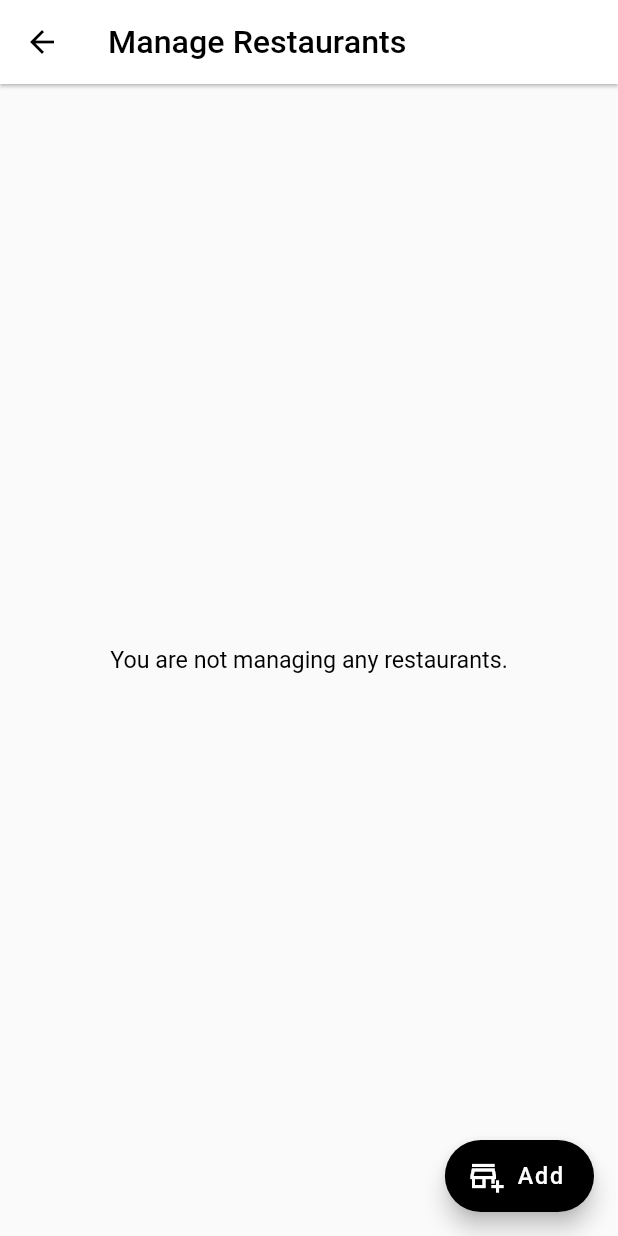
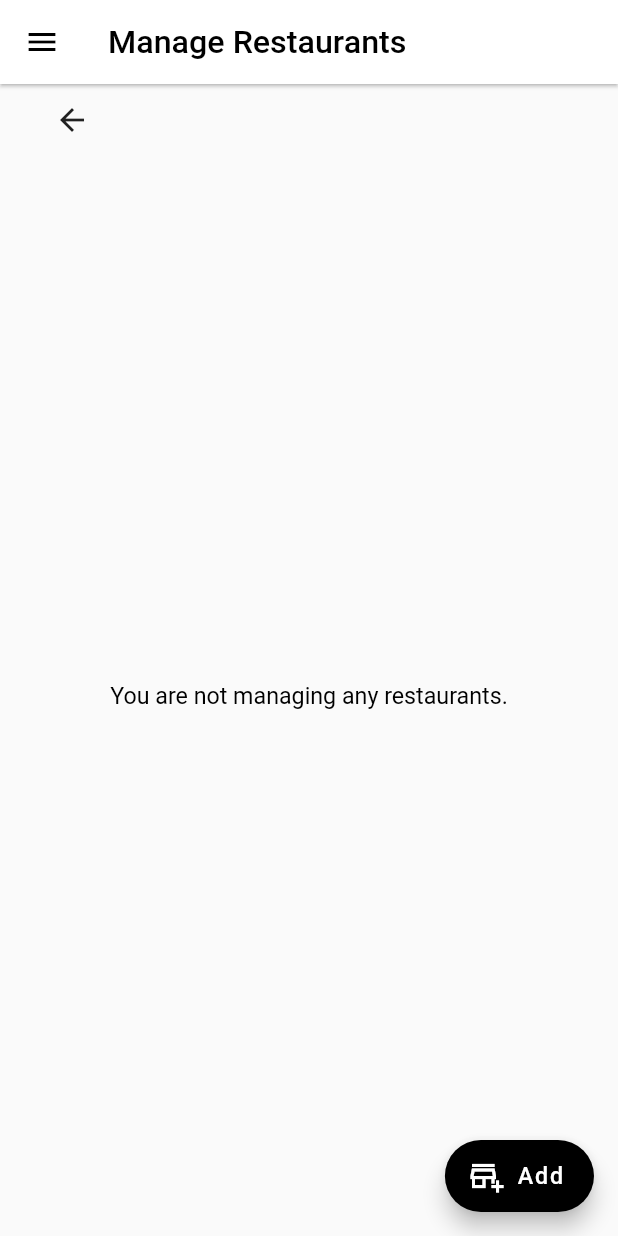
Before and after one commit to kcgalee/CSC-4996-RMS-Mobile, a Flutter app: the ManageRestaurant screen opened directly, on a phone screen of 412 x 824 dp. Run offline on Flutter 3.47's test engine with Material 2 defaults, Android fonts, the phone set to English and light mode, and no system bars; our stand-ins replace cloud_firestore, email_validator, firebase_auth, firebase_core, firebase_storage, qr_flutter and 1 more; missing offline and left inert: counter, qr_code_scanner; accounts and stored records are empty.

Commit message:
implemented Custom Back Button

```diff
--- a/lib/manager/manageRestaurant.dart
+++ b/lib/manager/manageRestaurant.dart
@@ -3,7 +3,9 @@ import 'package:firebase_auth/firebase_auth.dart';
 import 'package:flutter/material.dart';
 import 'package:restaurant_management_system/manager/Utility/managerTile.dart';
 import 'package:restaurant_management_system/manager/editRestaurant.dart';
+import 'package:restaurant_management_system/widgets/customBackButton.dart';
 
+import 'Utility/MangerNavigationDrawer.dart';
 import 'addRestaurant.dart';
 
 class ManageRestaurant extends StatefulWidget {
@@ -20,6 +22,7 @@ class _ManageRestaurant extends State<ManageRestaurant> {
   @override
   Widget build(BuildContext context) {
     return Scaffold(
+        drawer: const ManagerNavigationDrawer(),
         appBar: AppBar(
           title: Text('Manage Restaurants'),
           backgroundColor: Colors.white,
@@ -40,7 +43,16 @@ class _ManageRestaurant extends State<ManageRestaurant> {
         ),
 
 
-        body: StreamBuilder(
+        body: Column(
+          children: [
+            Padding(
+              padding: const EdgeInsets.only(left: 24),
+              child: CustomBackButton(onPressed: () {
+                Navigator.pop(context);
+              }),
+            ),
+            Expanded(
+              child: StreamBuilder(
                   stream: FirebaseFirestore.instance.collection('restaurants').where('managerID', isEqualTo: FirebaseAuth.instance.currentUser?.uid).where('isActive', isEqualTo: true).orderBy('restName').snapshots(),
                   builder: (context, snapshot) {
                     if (!snapshot.hasData || snapshot.data?.docs.length == 0) {
@@ -69,7 +81,10 @@ class _ManageRestaurant extends State<ManageRestaurant> {
                           }
                       );
                     }
-            })
+                  }),
+            ),
+          ],
+        )
     );
   }
 
```
Also changed, not shown: lib/manager/manageEmployee.dart (+9 -0 lines), lib/manager/manageMenuItem.dart (+7 -8 lines). Lines whose indentation alone changed are shown as unchanged.
